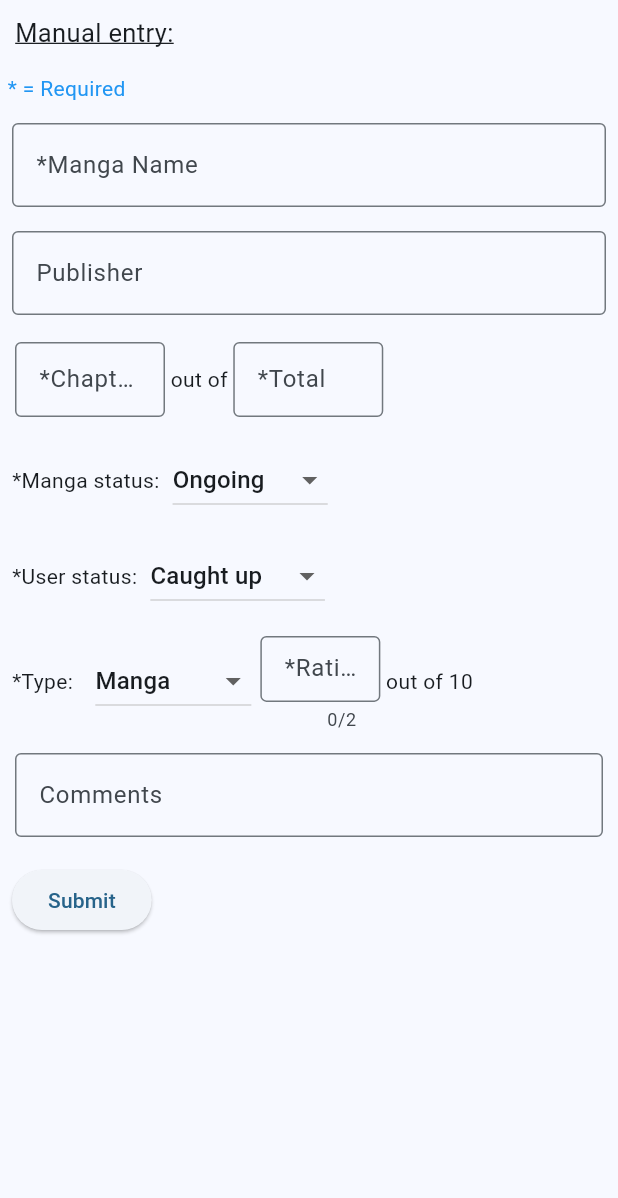
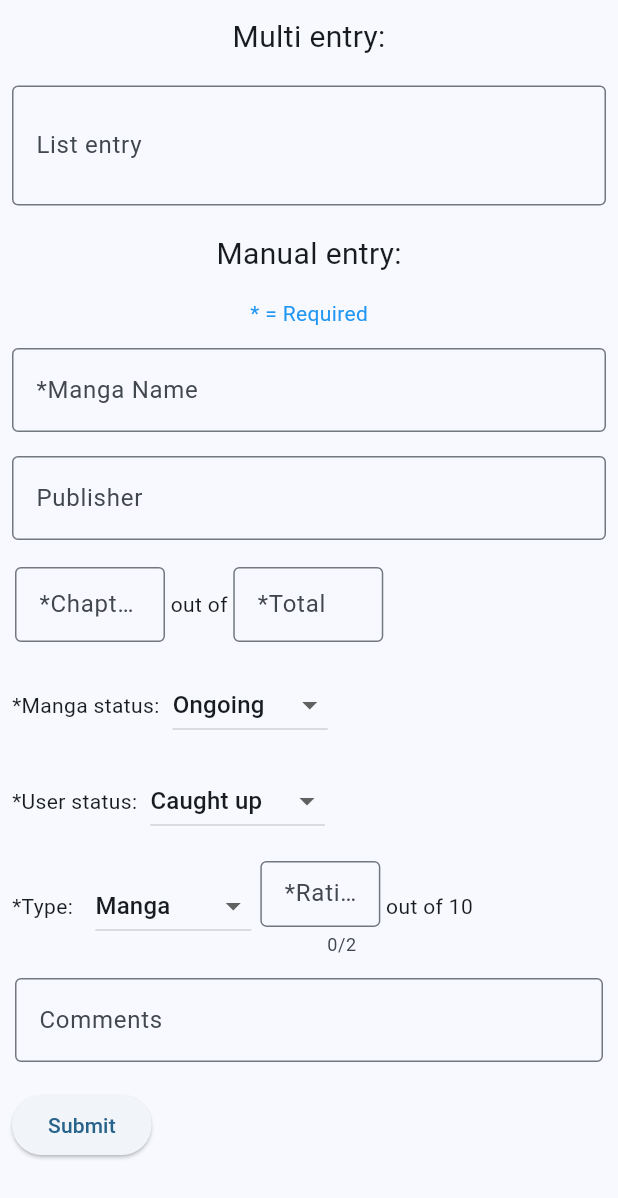
Before and after one commit to sonono-no/manga_matrix, a Flutter app: the HomeScreen screen opened directly, on a phone screen of 412 x 824 dp. Shown: the top 1198 px of the screen. Run offline on Flutter 3.47's test engine with Material 3 defaults, Android fonts, the phone set to English and light mode, and no system bars; missing offline and left inert: mongo_dart.

Commit message:
add multi entry field + temp icon + clean gui

```diff
--- a/lib/homepage.dart
+++ b/lib/homepage.dart
@@ -92,21 +92,59 @@ class _HomeScreenState extends State<HomeScreen> {
         child: Column(
           mainAxisAlignment: MainAxisAlignment.center,
           children: [
-            Center(
-              child: Row(
+            Row(
+              mainAxisAlignment: MainAxisAlignment.center,
               children: [
                 Padding(
                   padding: const EdgeInsets.all(10.0),
-                    child: Text('Manual entry:', style: TextStyle(fontSize: 17, decoration: TextDecoration.underline)),
+                  child: Text('Multi entry:',
+                        style: TextStyle(
+                          fontSize: 20,
+                        )
+                      ),
                 )
               ],
             ),
+            Padding(
+              padding: const EdgeInsets.all(8.0),
+              child: Row(
+                mainAxisAlignment: MainAxisAlignment.center,
+                children: [
+                new Flexible(
+                    child: TextField(
+                      decoration: InputDecoration(
+                        border: OutlineInputBorder(),
+                        labelText: "List entry",
+                        hintText: "Enter multiple manga names with chapter numbers in list form"
+                      ),
+                      keyboardType: TextInputType.multiline,
+                      maxLines: null,
+                    )
+                  ),
+                ]
+              ),
+            ),
+            Row(
+              mainAxisAlignment: MainAxisAlignment.center,
+              children: [
+                Padding(
+                  padding: const EdgeInsets.all(10.0),
+                  child: Text('Manual entry:',
+                        style: TextStyle(
+                          fontSize: 20,
+                        )
+                      ),
+                )
+              ],
             ),
             Padding(
               padding: const EdgeInsets.all(5.0),
-              child: Row(children: [
+              child: Row(
+                mainAxisAlignment: MainAxisAlignment.center,
+                children: [
                   Text('* = Required', style: TextStyle(color: Colors.blue),)
-              ],),
+                ],
+              ),
             ),
             Padding(
               padding: const EdgeInsets.all(8.0),
@@ -258,7 +296,8 @@ class _HomeScreenState extends State<HomeScreen> {
             ),
             Padding(
               padding: const EdgeInsets.all(10.0),
-              child: Row(children: [
+              child: Row(
+                children: [
                   new Flexible(
                     child: TextField(
                       decoration: InputDecoration(
@@ -269,7 +308,8 @@ class _HomeScreenState extends State<HomeScreen> {
                       maxLines: null,
                     )
                   ),
-              ],),
+                ],
+              ),
             ),
             Row(children: [
               Padding(
```
Also changed, not shown: lib/listscreen.dart (+8 -2 lines), lib/profilescreen.dart (+17 -1 lines), pubspec.yaml (+20 -0 lines), images/L.jpg (added), pubspec.lock, 34 other files. Lines whose indentation alone changed are shown as unchanged.
